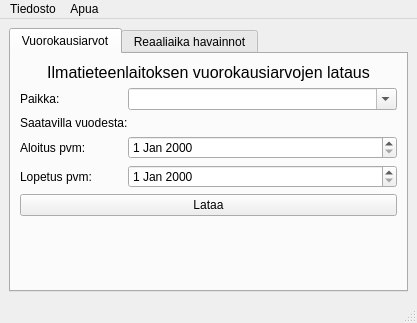
Tumetsu/FMI-weather-downloader, file gui/qtuifiles/main_window.ui: the form before one commit.
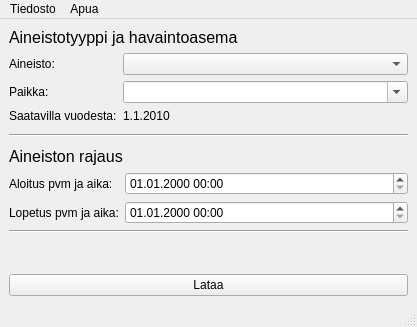
The form after the commit.

Commit message: UI redesign to support selection of other datasets. Preliminary functionality to download solar radiation data.

Patch:
```diff
--- a/gui/qtuifiles/main_window.ui
+++ b/gui/qtuifiles/main_window.ui
@@ -7,7 +7,7 @@
     <x>0</x>
     <y>0</y>
     <width>417</width>
-    <height>323</height>
+    <height>327</height>
    </rect>
   </property>
   <property name="windowTitle">
@@ -16,67 +16,44 @@
   <widget class="QWidget" name="centralwidget">
    <layout class="QVBoxLayout" name="verticalLayout_2">
     <item>
-     <widget class="QTabWidget" name="datamodeTabWidget">
-      <property name="currentIndex">
-       <number>0</number>
-      </property>
-      <widget class="QWidget" name="dailytab">
-       <attribute name="title">
-        <string>Vuorokausiarvot</string>
-       </attribute>
-       <attribute name="toolTip">
-        <string>Ilmatieteenlaitoksen vuorokausiarvojen lataus</string>
-       </attribute>
-       <layout class="QVBoxLayout" name="dailyTabLayout">
-        <item>
-         <widget class="QLabel" name="headerLabel_daily">
+     <widget class="QLabel" name="materialLocationHeaderLabel">
           <property name="font">
            <font>
             <pointsize>12</pointsize>
-            <weight>50</weight>
-            <bold>false</bold>
            </font>
           </property>
           <property name="text">
-           <string>Ilmatieteenlaitoksen vuorokausiarvojen lataus</string>
-          </property>
-          <property name="alignment">
-           <set>Qt::AlignCenter</set>
+       <string>Aineistotyyppi ja havaintoasema</string>
           </property>
          </widget>
         </item>
         <item>
-         <layout class="QFormLayout" name="dailyTabLayout_2">
+     <layout class="QFormLayout" name="materialLocationLayout">
           <property name="sizeConstraint">
            <enum>QLayout::SetDefaultConstraint</enum>
           </property>
           <property name="fieldGrowthPolicy">
            <enum>QFormLayout::AllNonFixedFieldsGrow</enum>
           </property>
-          <property name="horizontalSpacing">
-           <number>0</number>
-          </property>
-          <property name="leftMargin">
-           <number>0</number>
-          </property>
-          <property name="topMargin">
-           <number>0</number>
-          </property>
-          <property name="rightMargin">
-           <number>0</number>
-          </property>
-          <property name="bottomMargin">
-           <number>0</number>
-          </property>
           <item row="0" column="0">
+       <widget class="QLabel" name="dataLabel">
+        <property name="text">
+         <string>Aineisto:</string>
+        </property>
+       </widget>
+      </item>
+      <item row="0" column="1">
+       <widget class="QComboBox" name="dataSelectionCombobox"/>
+      </item>
+      <item row="1" column="0">
            <widget class="QLabel" name="placeLabel_daily">
             <property name="text">
              <string>Paikka:</string>
             </property>
            </widget>
           </item>
-          <item row="0" column="1">
-           <widget class="QComboBox" name="stationComboBox_daily">
+      <item row="1" column="1">
+       <widget class="QComboBox" name="stationComboBox">
             <property name="toolTip">
              <string>Valitse sääasema, jonka tiedot tahdot ladata</string>
             </property>
@@ -88,149 +65,15 @@
             </property>
            </widget>
           </item>
-          <item row="1" column="0">
-           <widget class="QLabel" name="availableFromLabel_daily">
-            <property name="text">
-             <string>Saatavilla vuodesta:</string>
-            </property>
-           </widget>
-          </item>
-          <item row="1" column="1">
-           <widget class="QLabel" name="availableDataFromContent_daily">
-            <property name="toolTip">
-             <string>Vuosi josta lähtien dataa on saatavilla. Huomaa, että dataa ei välttämättä ole saatavilla vuoden alusta asti! </string>
-            </property>
-            <property name="text">
-             <string/>
-            </property>
-           </widget>
-          </item>
           <item row="2" column="0">
-           <widget class="QLabel" name="startDatetimeLabel_daily">
+       <widget class="QLabel" name="availableFromLabel">
             <property name="text">
-             <string>Aloitus pvm:</string>
+         <string>Saatavilla vuodesta:</string>
             </property>
            </widget>
           </item>
           <item row="2" column="1">
-           <widget class="QDateEdit" name="startDatetimeEdit_daily">
-            <property name="toolTip">
-             <string>Aloituspäivämäärä, jolta tahdot ladata datan. Ei saa olla sama kuin lopetus päivämäärä.</string>
-            </property>
-            <property name="styleSheet">
-             <string notr="true"/>
-            </property>
-           </widget>
-          </item>
-          <item row="3" column="0">
-           <widget class="QLabel" name="endDatetimeLabel_daily">
-            <property name="text">
-             <string>Lopetus pvm:</string>
-            </property>
-           </widget>
-          </item>
-          <item row="3" column="1">
-           <widget class="QDateEdit" name="endDatetimeEdit_daily">
-            <property name="toolTip">
-             <string>Lopetuspäivämäärä, jolta tahdot ladata datan. Ei saa olla sama kuin aloitus päivämäärä.</string>
-            </property>
-           </widget>
-          </item>
-         </layout>
-        </item>
-        <item>
-         <widget class="QPushButton" name="downloadButton_daily">
-          <property name="toolTip">
-           <string>Lataa data, ja tallenna se tiedostoon</string>
-          </property>
-          <property name="text">
-           <string>Lataa</string>
-          </property>
-         </widget>
-        </item>
-        <item>
-         <spacer name="spacer_daily">
-          <property name="orientation">
-           <enum>Qt::Vertical</enum>
-          </property>
-          <property name="sizeHint" stdset="0">
-           <size>
-            <width>20</width>
-            <height>40</height>
-           </size>
-          </property>
-         </spacer>
-        </item>
-       </layout>
-      </widget>
-      <widget class="QWidget" name="realtimetab">
-       <property name="maximumSize">
-        <size>
-         <width>393</width>
-         <height>238</height>
-        </size>
-       </property>
-       <attribute name="title">
-        <string>Reaaliaika havainnot</string>
-       </attribute>
-       <attribute name="toolTip">
-        <string>Ilmatieteenlaitoksen reaaliaikaisten havaintojen lataus</string>
-       </attribute>
-       <layout class="QVBoxLayout" name="realtimeTabLayout">
-        <item>
-         <widget class="QLabel" name="headerLabel_realtime">
-          <property name="font">
-           <font>
-            <pointsize>12</pointsize>
-            <weight>50</weight>
-            <bold>false</bold>
-           </font>
-          </property>
-          <property name="text">
-           <string>Ilmatieteenlaitoksen reaaliaika havaintojen lataus</string>
-          </property>
-          <property name="alignment">
-           <set>Qt::AlignCenter</set>
-          </property>
-         </widget>
-        </item>
-        <item>
-         <layout class="QFormLayout" name="realtimeTabLayout_2">
-          <property name="sizeConstraint">
-           <enum>QLayout::SetDefaultConstraint</enum>
-          </property>
-          <property name="fieldGrowthPolicy">
-           <enum>QFormLayout::AllNonFixedFieldsGrow</enum>
-          </property>
-          <item row="0" column="0">
-           <widget class="QLabel" name="placeLabel_realtime">
-            <property name="text">
-             <string>Paikka:</string>
-            </property>
-           </widget>
-          </item>
-          <item row="0" column="1">
-           <widget class="QComboBox" name="stationComboBox_realtime">
-            <property name="toolTip">
-             <string>Valitse sääasema, jonka tiedot tahdot ladata</string>
-            </property>
-            <property name="editable">
-             <bool>true</bool>
-            </property>
-            <property name="maxVisibleItems">
-             <number>20</number>
-            </property>
-           </widget>
-          </item>
-          <item row="1" column="0">
-           <widget class="QLabel" name="availableFromLabel_realtime">
-            <property name="text">
-             <string>Saatavilla vuodesta:</string>
-            </property>
-           </widget>
-          </item>
-          <item row="1" column="1">
-           <widget class="QLabel" name="availableFromContent_realtime">
+       <widget class="QLabel" name="availableFromContent">
             <property name="toolTip">
              <string>Vuosi josta lähtien dataa on saatavilla. Huomaa, että dataa ei välttämättä ole saatavilla vuoden alusta asti! </string>
             </property>
@@ -239,51 +82,83 @@
             </property>
            </widget>
           </item>
-          <item row="2" column="0">
-           <widget class="QLabel" name="startDatetimeLabel_realtime">
+     </layout>
+    </item>
+    <item>
+     <widget class="Line" name="line">
+      <property name="minimumSize">
+       <size>
+        <width>0</width>
+        <height>12</height>
+       </size>
+      </property>
+      <property name="orientation">
+       <enum>Qt::Horizontal</enum>
+      </property>
+     </widget>
+    </item>
+    <item>
+     <widget class="QLabel" name="searchHeaderLabel">
+      <property name="font">
+       <font>
+        <pointsize>12</pointsize>
+       </font>
+      </property>
+      <property name="text">
+       <string>Aineiston rajaus</string>
+      </property>
+     </widget>
+    </item>
+    <item>
+     <layout class="QFormLayout" name="formLayout">
+      <item row="0" column="0">
+       <widget class="QLabel" name="startDatetimeLabel">
             <property name="text">
              <string>Aloitus pvm ja aika:</string>
             </property>
            </widget>
           </item>
-          <item row="3" column="0">
-           <widget class="QLabel" name="endDatetimeLabel_realtime">
+      <item row="0" column="1">
+       <widget class="QDateTimeEdit" name="startDatetimeEdit">
+        <property name="toolTip">
+         <string>Aloituspäivämäärä, jolta tahdot ladata datan. Ei saa olla sama kuin lopetus päivämäärä.</string>
+        </property>
+        <property name="styleSheet">
+         <string notr="true"/>
+        </property>
+        <property name="displayFormat">
+         <string>dd.MM.yyyy hh:mm</string>
+        </property>
+       </widget>
+      </item>
+      <item row="1" column="1">
+       <widget class="QDateTimeEdit" name="endDatetimeEdit">
+        <property name="toolTip">
+         <string>Lopetuspäivämäärä, jolta tahdot ladata datan. Ei saa olla sama kuin aloitus päivämäärä.</string>
+        </property>
+        <property name="displayFormat">
+         <string>dd.MM.yyyy hh:mm</string>
+        </property>
+       </widget>
+      </item>
+      <item row="1" column="0">
+       <widget class="QLabel" name="endDatetimeLabel">
             <property name="text">
              <string>Lopetus pvm ja aika:</string>
             </property>
            </widget>
           </item>
-          <item row="2" column="1">
-           <widget class="QDateTimeEdit" name="startDatetimeEdit_realtime">
-            <property name="toolTip">
-             <string>Aloituspäivämäärä, jolta tahdot ladata datan. Ei saa olla sama kuin lopetus päivämäärä.</string>
-            </property>
-            <property name="styleSheet">
-             <string notr="true"/>
-            </property>
-           </widget>
-          </item>
-          <item row="3" column="1">
-           <widget class="QDateTimeEdit" name="endDatetimeEdit_realtime">
-            <property name="toolTip">
-             <string>Lopetuspäivämäärä, jolta tahdot ladata datan. Ei saa olla sama kuin aloitus päivämäärä.</string>
-            </property>
-           </widget>
-          </item>
          </layout>
         </item>
         <item>
-         <widget class="QPushButton" name="downloadButton_realtime">
-          <property name="toolTip">
-           <string>Lataa data, ja tallenna se tiedostoon</string>
-          </property>
-          <property name="text">
-           <string>Lataa</string>
+     <widget class="Line" name="line_2">
+      <property name="orientation">
+       <enum>Qt::Horizontal</enum>
           </property>
          </widget>
         </item>
         <item>
-         <spacer name="spacer_realtime">
+     <spacer name="verticalSpacer">
           <property name="orientation">
            <enum>Qt::Vertical</enum>
           </property>
@@ -295,8 +170,14 @@
           </property>
          </spacer>
         </item>
-       </layout>
-      </widget>
+    <item>
+     <widget class="QPushButton" name="downloadButton">
+      <property name="toolTip">
+       <string>Lataa data, ja tallenna se tiedostoon</string>
+      </property>
+      <property name="text">
+       <string>Lataa</string>
+      </property>
      </widget>
     </item>
    </layout>
@@ -308,7 +189,7 @@
      <x>0</x>
      <y>0</y>
      <width>417</width>
-     <height>21</height>
+     <height>19</height>
     </rect>
    </property>
    <widget class="QMenu" name="menuOptions">
```
Lines whose indentation alone changed are shown as unchanged. The commit also changes 6 other files.
